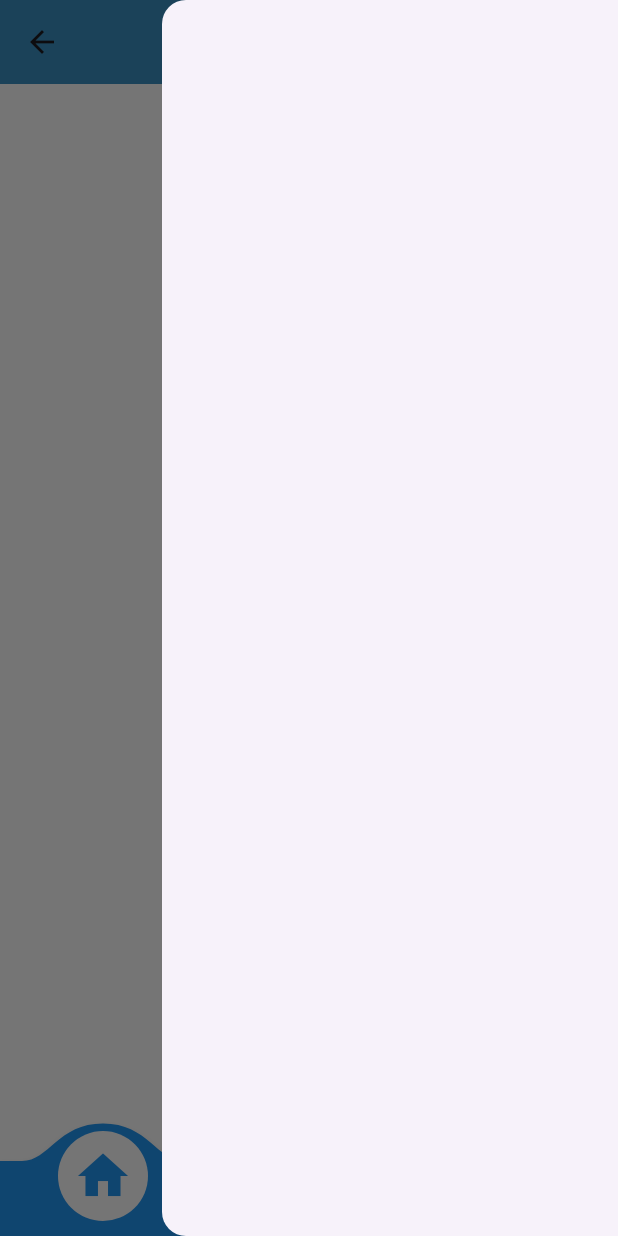
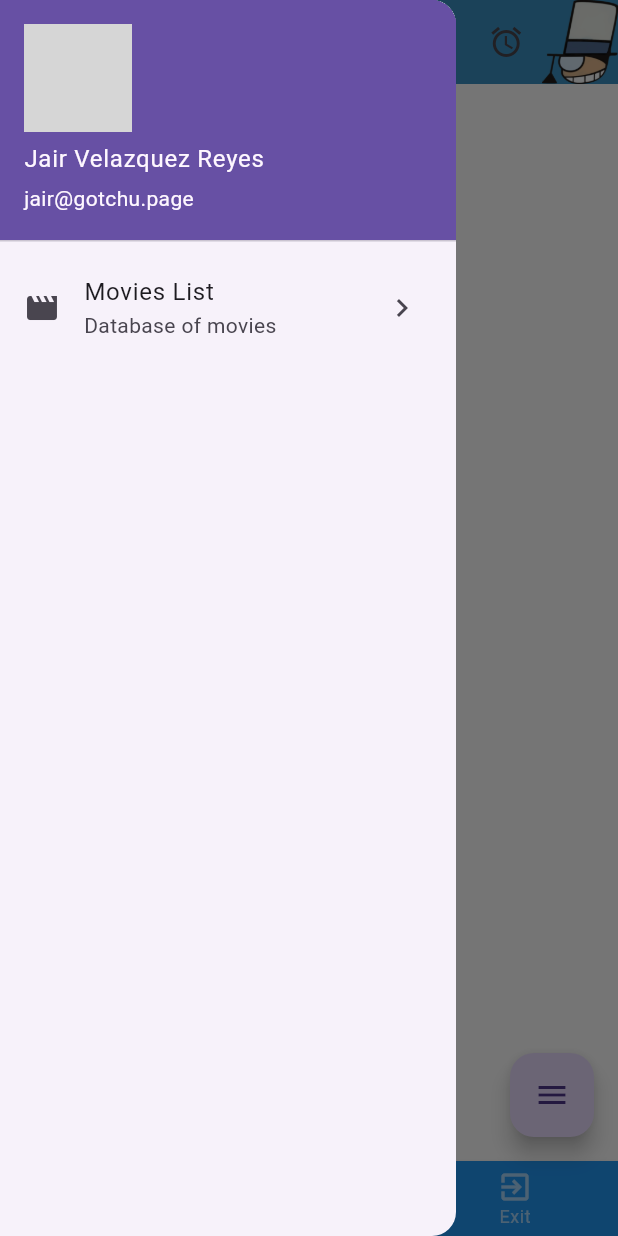
Before and after one commit to jairvelaz54/movilesApp, a Flutter app: the HomeScreen screen opened by its route, with the side drawer open, on a phone screen of 412 x 824 dp. Run offline on Flutter 3.47's test engine with Material 3 defaults, Android fonts, the phone set to English and light mode, and no system bars; drawn by our look-alikes of convex_bottom_bar, flutter_expandable_fab; our stand-ins replace image_picker, sqflite; missing offline and left inert: wolt_modal_sheet; accounts and stored records are empty; network calls fail; grey boxes are pictures that could not be loaded.

Commit message:
clase 25-09-2024

```diff
--- a/lib/main.dart
+++ b/lib/main.dart
@@ -73,6 +73,7 @@ class _MyAppState extends State<MyApp> {
 import 'package:flutter/material.dart';
 import 'package:pmsn2024b/screens/home_screen.dart';
 import 'package:pmsn2024b/screens/login_screen.dart';
+import 'package:pmsn2024b/screens/movies_screen.dart';
 import 'package:pmsn2024b/settings/global_values.dart';
 import 'package:pmsn2024b/settings/theme_settings.dart';
 
@@ -92,7 +93,8 @@ class MyApp extends StatelessWidget {
           home:LoginScreen(),
           theme: value ? ThemeSettings.darkTheme() : ThemeSettings.lightTheme(),
           routes: {
-            "/home": (context) => HomeScreen()
+            "/home": (context) => HomeScreen(),
+            "/db": (context) => MoviesScreen()
           },
         );
       }
--- a/lib/screens/home_screen.dart
+++ b/lib/screens/home_screen.dart
@@ -23,7 +23,7 @@ final _key= GlobalKey<ExpandableFabState>();
           backgroundColor: ColorsSettings.navColor,
           actions: [
             IconButton(
-              onPressed: () {},
+              onPressed: () { },
               icon: const Icon(Icons.access_alarm_outlined),
             ),
             GestureDetector(
@@ -47,7 +47,7 @@ final _key= GlobalKey<ExpandableFabState>();
             }
           },
         ),
-        endDrawer: Drawer(),
+        drawer: myDrawer(),
         bottomNavigationBar: ConvexAppBar(
           items: [
             TabItem(icon: Icons.home, title: 'Home'),
@@ -77,4 +77,27 @@ final _key= GlobalKey<ExpandableFabState>();
           ),
         );
   }
+
+  Widget myDrawer(){
+    return  Drawer(
+      child: ListView(
+        children: [
+          const UserAccountsDrawerHeader(
+            currentAccountPicture: CircleAvatar(
+              backgroundImage: NetworkImage("https://th.bing.com/th/id/R.d8f30f8c7f238ac844fd924dab66cc21?rik=%2bkLdjBuwc8kcXw&pid=ImgRaw&r=0"),
+            ),
+            accountName: Text('Jair Velazquez Reyes')
+          , accountEmail: Text('jair@gotchu.page'),
+          ),
+          ListTile(
+            onTap: () => Navigator.pushNamed(context,'/db'),
+            title: const Text('Movies List'),
+            subtitle: const Text('Database of movies '),
+            leading: const Icon(Icons.movie),
+            trailing: const Icon(Icons.chevron_right),
+          )
+        ],
+      ),
+    );
+  }
 }
--- a/pubspec.yaml
+++ b/pubspec.yaml
@@ -41,6 +41,7 @@ dependencies:
   path_provider: ^2.1.4
   image_picker: ^0.8.7+3
   url_launcher: ^6.3.0
+  wolt_modal_sheet: ^0.9.3
 
 dev_dependencies:
   flutter_test:
```
Also changed, not shown: lib/database/movies_database.dart (+28 -26 lines), lib/screens/movies_screen.dart (+29 -16 lines), lib/views/movie_view.dart (added, +24 -0 lines), lib/views/movie_view_item.dart (+12 -3 lines), pubspec.lock.
